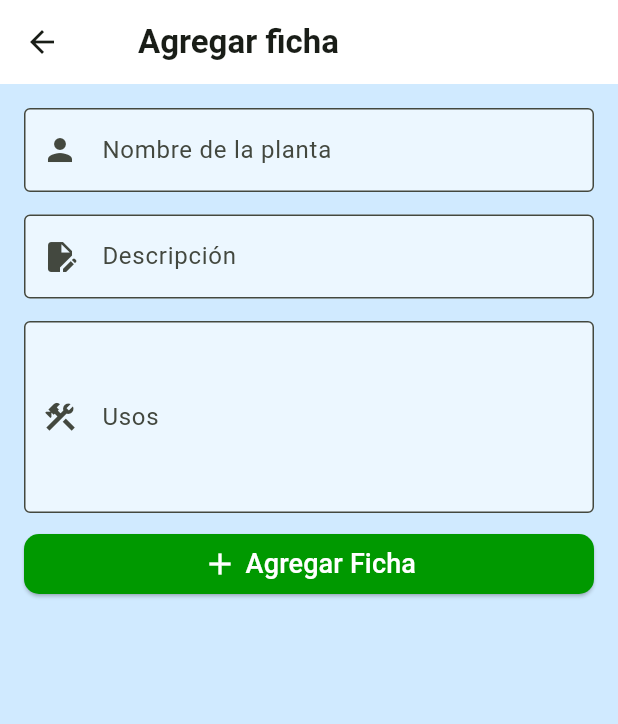
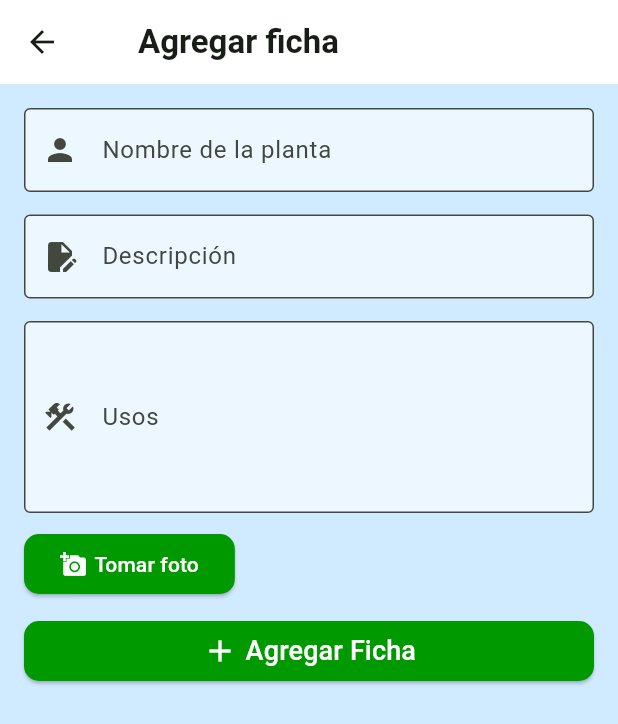
Before and after one commit to kimeltuwe-loftech/Aplicacion_movil, a Flutter app: the AgregarFicha screen opened directly, on a phone screen of 412 x 824 dp. Shown: the top 724 px of the screen. Run offline on Flutter 3.47's test engine with Material 3 defaults, Android fonts, the phone set to English and light mode, and no system bars; our stand-ins replace fl_chart, image_picker, shared_preferences; missing offline and left inert: udp; accounts and stored records are empty; statements that could not run were skipped.

Commit message:
Add image support

```diff
--- a/lib/plants/add.dart
+++ b/lib/plants/add.dart
@@ -1,6 +1,8 @@
 import 'package:flutter/material.dart';
-// import 'package:image_picker/image_picker.dart';
+import 'package:image_picker/image_picker.dart';
 import '../util/plant_storage.dart';
+import 'dart:io';
+import 'package:path_provider/path_provider.dart';
 
 class AgregarFicha extends StatefulWidget {
   const AgregarFicha({super.key});
@@ -14,27 +16,29 @@ class _AgregarFichaState extends State<AgregarFicha> {
   final TextEditingController _nombreController = TextEditingController();
   final TextEditingController _descripcionController = TextEditingController();
   final TextEditingController _usosController = TextEditingController();
-
-  // String? _imagePath;
+  String? _imagePath;
 
   Future<void> _agregarFicha() async {
     await PlantStorage.addPlant({
       'nombre': _nombreController.text,
       'descripcion': _descripcionController.text,
       'usos': _usosController.text,
-      // 'imagen': _imagePath,
+      'imagen': _imagePath,
     });
   }
 
-  // Future<void> _tomarFoto() async {
-  //   final picker = ImagePicker();
-  //   final picked = await picker.pickImage(source: ImageSource.camera);
-  //   if (picked != null) {
-  //     setState(() {
-  //       _imagePath = picked.path;
-  //     });
-  //   }
-  // }
+  Future<String?> pickAndSaveImage() async {
+    final picker = ImagePicker();
+    final picked = await picker.pickImage(source: ImageSource.camera);
+    if (picked == null) return null;
+
+    // Copy to app documents directory
+    final appDir = await getApplicationDocumentsDirectory();
+    final fileName = '${DateTime.now().millisecondsSinceEpoch}.jpg';
+    final savedImage = await File(picked.path).copy('${appDir.path}/$fileName');
+
+    return savedImage.path;
+  }
 
   @override
   Widget build(BuildContext context) {
@@ -99,32 +103,40 @@ class _AgregarFichaState extends State<AgregarFicha> {
                       v == null || v.isEmpty ? 'Ingrese los usos' : null,
                 ),
                 const SizedBox(height: 10),
-                // Row(
-                //   children: [
-                //     ElevatedButton(
-                //       onPressed: _tomarFoto,
-                //       style: ElevatedButton.styleFrom(
-                //         shape: RoundedRectangleBorder(
-                //           borderRadius: BorderRadius.circular(10),
-                //         ),
-                //         backgroundColor: const Color(0xFF009900),
-                //         foregroundColor: Colors.white,
-                //       ),
-                //       child: Row(
-                //         children: [
-                //           Icon(Icons.add_a_photo),
-                //           SizedBox(width: 5),
-                //           Text('Tomar foto'),
-                //         ],
-                //       ),
-                //     ),
-                //     const SizedBox(width: 10),
-                //     _imagePath != null
-                //         ? Image.file(File(_imagePath!), width: 50, height: 50)
-                //         : const SizedBox(),
-                //   ],
-                // ),
-                // const SizedBox(height: 10),
+                Row(
+                  children: [
+                    ElevatedButton(
+                      onPressed: () async {
+                        final path = await pickAndSaveImage();
+                        if (path != null) {
+                          print('Not null');
+                          setState(() {
+                            _imagePath = path;
+                          });
+                        }
+                      },
+                      style: ElevatedButton.styleFrom(
+                        shape: RoundedRectangleBorder(
+                          borderRadius: BorderRadius.circular(10),
+                        ),
+                        backgroundColor: const Color(0xFF009900),
+                        foregroundColor: Colors.white,
+                      ),
+                      child: Row(
+                        children: [
+                          Icon(Icons.add_a_photo),
+                          SizedBox(width: 5),
+                          Text('Tomar foto'),
+                        ],
+                      ),
+                    ),
+                    const SizedBox(width: 10),
+                    _imagePath != null
+                        ? Image.file(File(_imagePath!), width: 50, height: 50)
+                        : const SizedBox(),
+                  ],
+                ),
+                const SizedBox(height: 10),
                 SizedBox(
                   width: double.infinity,
                   child: ElevatedButton(
--- a/lib/plants/list.dart
+++ b/lib/plants/list.dart
@@ -1,3 +1,4 @@
+import 'dart:io';
 import 'package:flutter/material.dart';
 import 'add.dart';
 import 'view.dart';
@@ -97,8 +98,8 @@ class _FichasPlantasState extends State<FichasPlantas> {
                 children: [
                   ClipRRect(
                     borderRadius: BorderRadius.circular(10),
-                    child: Image.asset(
-                      'assets/plant_example.jpg',
+                    child: Image.file(
+                      File(ficha['imagen']),
                       width: 80,
                       height: 80,
                       fit: BoxFit.cover, // important
--- a/pubspec.yaml
+++ b/pubspec.yaml
@@ -50,6 +50,7 @@ dependencies:
   flutter_spinkit: ^5.2.2
   intl: any
   provider: ^6.1.5+1
+  path_provider: ^2.1.5
 
 dev_dependencies:
   flutter_test:
```
Also changed, not shown: lib/plants/view.dart (+24 -9 lines), pubspec.lock.
